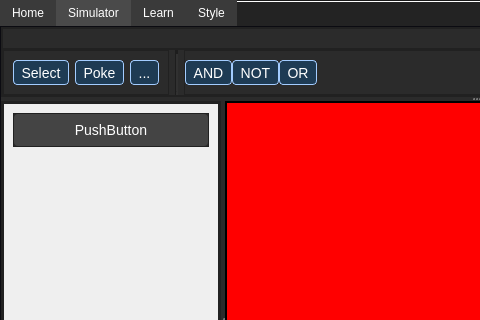
This is src/ui/mainwindow.ui in karbysCantCode/ELCS as Qt 5 draws it before an edit; both pictures show x 0 to 480 and y 0 to 320 of the 960 by 549 pixel window. The edited form follows.
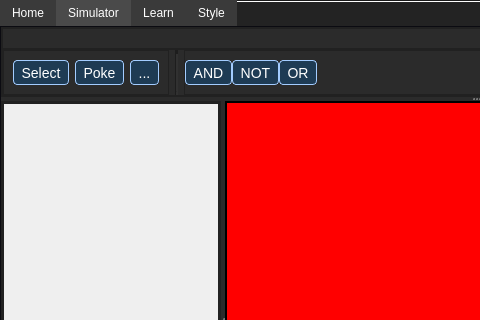
This is the edited form. Icons and pictures are not drawn. Custom widgets are drawn as their Qt base class.

```diff
--- a/src/ui/mainwindow.ui
+++ b/src/ui/mainwindow.ui
@@ -237,24 +237,15 @@
    <property name="layoutDirection">
     <enum>Qt::LayoutDirection::LeftToRight</enum>
    </property>
-   <layout class="QGridLayout" name="gridLayout">
-    <property name="leftMargin">
-     <number>0</number>
-    </property>
-    <property name="topMargin">
-     <number>0</number>
-    </property>
-    <property name="rightMargin">
-     <number>0</number>
-    </property>
-    <property name="bottomMargin">
-     <number>0</number>
-    </property>
-    <property name="spacing">
-     <number>0</number>
-    </property>
-    <item row="0" column="0">
      <widget class="QTabWidget" name="tabWidget">
+    <property name="geometry">
+     <rect>
+      <x>0</x>
+      <y>0</y>
+      <width>960</width>
+      <height>549</height>
+     </rect>
+    </property>
       <property name="palette">
        <palette>
         <active>
@@ -1463,81 +1454,19 @@
                     <number>0</number>
                    </property>
                    <item>
-                    <widget class="QScrollArea" name="scrollArea_2">
+                  <widget class="componentToolbox" name="SimulatorCircuitToolbox">
                      <property name="widgetResizable">
                       <bool>true</bool>
                      </property>
-                     <widget class="QWidget" name="scrollAreaWidgetContents_2">
+                   <widget class="QWidget" name="SimulatorCircuitToolboxScrollArea">
                       <property name="geometry">
                        <rect>
                         <x>0</x>
                         <y>0</y>
                         <width>214</width>
-                        <height>381</height>
-                       </rect>
-                      </property>
-                      <layout class="QVBoxLayout" name="verticalLayout_11">
-                       <item>
-                        <widget class="QFrame" name="frame_25">
-                         <property name="frameShape">
-                          <enum>QFrame::Shape::StyledPanel</enum>
-                         </property>
-                         <property name="frameShadow">
-                          <enum>QFrame::Shadow::Raised</enum>
-                         </property>
-                         <layout class="QVBoxLayout" name="verticalLayout_10">
-                          <property name="spacing">
-                           <number>0</number>
-                          </property>
-                          <property name="leftMargin">
-                           <number>0</number>
-                          </property>
-                          <property name="topMargin">
-                           <number>0</number>
-                          </property>
-                          <property name="rightMargin">
-                           <number>0</number>
-                          </property>
-                          <property name="bottomMargin">
-                           <number>0</number>
-                          </property>
-                          <item>
-                           <widget class="QPushButton" name="pushButton_19">
-                            <property name="text">
-                             <string>PushButton</string>
-                            </property>
-                            <property name="icon">
-                             <iconset theme="appointment-new"/>
-                            </property>
-                           </widget>
-                          </item>
-                          <item>
-                           <widget class="QFrame" name="frame_26">
-                            <property name="frameShape">
-                             <enum>QFrame::Shape::StyledPanel</enum>
-                            </property>
-                            <property name="frameShadow">
-                             <enum>QFrame::Shadow::Raised</enum>
-                            </property>
-                           </widget>
-                          </item>
-                         </layout>
-                        </widget>
-                       </item>
-                       <item>
-                        <spacer name="verticalSpacer_3">
-                         <property name="orientation">
-                          <enum>Qt::Orientation::Vertical</enum>
-                         </property>
-                         <property name="sizeHint" stdset="0">
-                          <size>
-                           <width>20</width>
-                           <height>40</height>
-                          </size>
-                         </property>
-                        </spacer>
-                       </item>
-                      </layout>
+                      <height>382</height>
+                     </rect>
+                    </property>
                      </widget>
                     </widget>
                    </item>
@@ -2015,8 +1944,6 @@
        </layout>
       </widget>
      </widget>
-    </item>
-   </layout>
   </widget>
  </widget>
  <customwidgets>
```
Left out of the diff: 8 changed lines with no effect on the pictures. Lines whose indentation alone changed are shown as unchanged.
